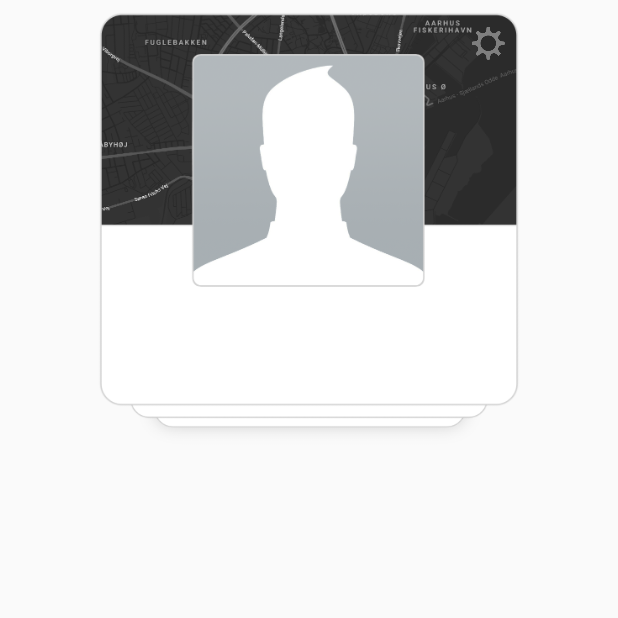
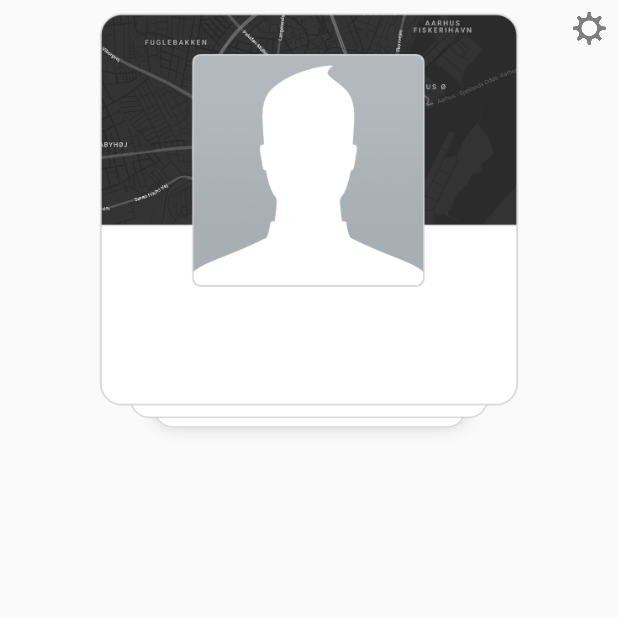
Before and after one commit to anders-wiggers/My-Politician, an Android app: the Match screen opened directly, with no data from a screen before it, on a phone screen of 412 x 824 dp, the top half of it. Run offline under Robolectric (Android 15) with nearby library versions, the phone set to English and light mode, and no system bars; our stand-ins replace Firebase (no records; nobody signed in at launch, a user with empty details on screens opened directly).

```diff
--- /dev/null
+++ b/app/src/main/java/aacorp/mypolitician/activities/TutorialOverlay.java
@@ -0,0 +1,4 @@
+package aacorp.mypolitician.activities;
+
+public class TutorialOverlay {
+}
--- a/app/src/main/res/layout/activity_match.xml
+++ b/app/src/main/res/layout/activity_match.xml
@@ -152,12 +152,18 @@
         android:id="@+id/settings_buttons"
         android:layout_width="wrap_content"
         android:layout_height="wrap_content"
-        android:layout_marginEnd="16dp"
-        android:layout_marginTop="10dp"
+        android:layout_marginBottom="8dp"
+        android:layout_marginEnd="8dp"
+        android:layout_marginStart="8dp"
+        android:layout_marginTop="8dp"
         android:background="@null"
         android:onClick="Settings"
-        app:layout_constraintEnd_toEndOf="@+id/politician_page"
-        app:layout_constraintTop_toTopOf="@+id/politician_page"
+        app:layout_constraintBottom_toBottomOf="parent"
+        app:layout_constraintEnd_toEndOf="parent"
+        app:layout_constraintHorizontal_bias="1.0"
+        app:layout_constraintStart_toStartOf="parent"
+        app:layout_constraintTop_toTopOf="parent"
+        app:layout_constraintVertical_bias="0.0"
         app:srcCompat="@drawable/settings_icon" />
 
     <ImageView
```
